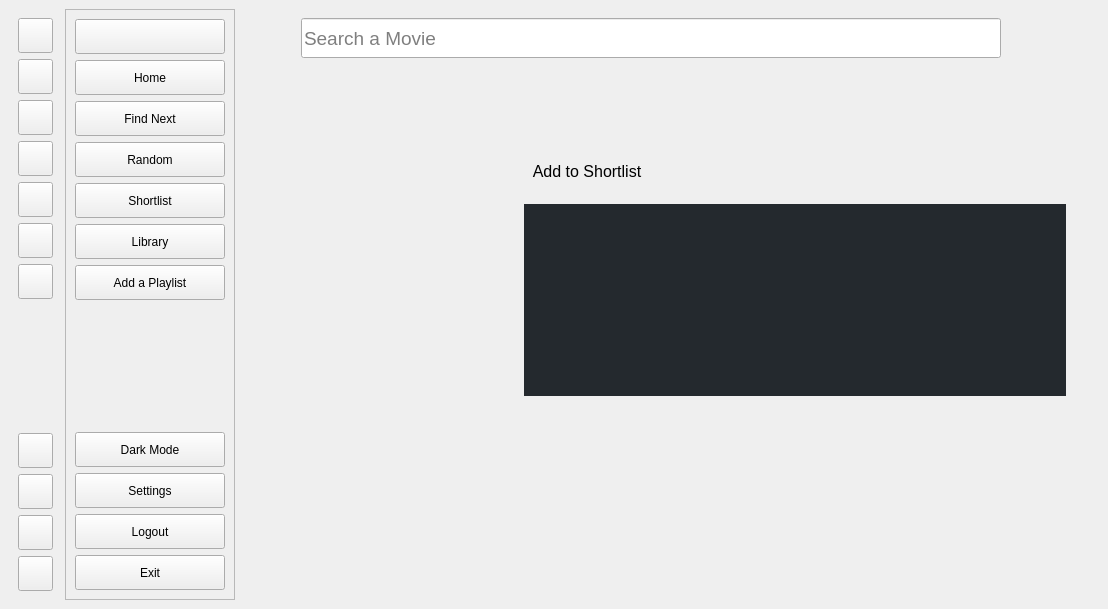
Qt form UI/ui_main.ui (lakshya076/Cinematch) before a commit.
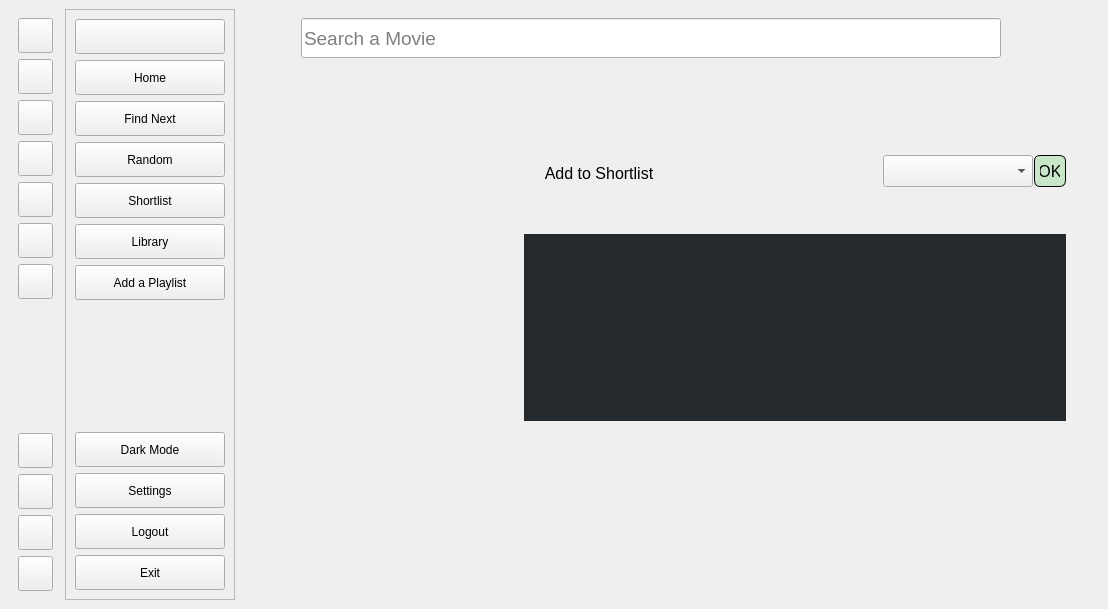
The same form after that commit. The open tabs and pages were chosen to show the change. Icons and pictures are not drawn. Custom widgets are drawn as their Qt base class.

Commit message: add to another playlist done (works only once for a movie)

```diff
--- a/UI/ui_main.ui
+++ b/UI/ui_main.ui
@@ -2391,8 +2391,23 @@
                </item>
                <item>
                 <layout class="QHBoxLayout" name="horizontalLayout_14">
+                 <property name="spacing">
+                  <number>1</number>
+                 </property>
                  <item>
                   <widget class="QPushButton" name="display_add_toshortlist">
+                   <property name="minimumSize">
+                    <size>
+                     <width>150</width>
+                     <height>32</height>
+                    </size>
+                   </property>
+                   <property name="maximumSize">
+                    <size>
+                     <width>32</width>
+                     <height>32</height>
+                    </size>
+                   </property>
                    <property name="cursor">
                     <cursorShape>PointingHandCursor</cursorShape>
                    </property>
@@ -2437,8 +2452,58 @@
                    </property>
                   </spacer>
                  </item>
+                 <item>
+                  <widget class="QComboBox" name="display_combo">
+                   <property name="minimumSize">
+                    <size>
+                     <width>150</width>
+                     <height>32</height>
+                    </size>
+                   </property>
+                   <property name="styleSheet">
+                    <string notr="true">font:12pt;
+                     color:black;
+                    </string>
+                   </property>
+                  </widget>
+                 </item>
+                 <item>
+                  <widget class="QPushButton" name="display_anotherplaylist_but">
+                   <property name="maximumSize">
+                    <size>
+                     <width>32</width>
+                     <height>32</height>
+                    </size>
+                   </property>
+                   <property name="cursor">
+                    <cursorShape>PointingHandCursor</cursorShape>
+                   </property>
+                   <property name="styleSheet">
+                    <string notr="true">background-color:rgba(200,230,200);
+                     color:#000;
+                     font:12pt;
+                     border: 1px solid black;
+                     padding:5px;
+                     border-radius:6px;
+                    </string>
+                   </property>
+                   <property name="text">
+                    <string>OK</string>
+                   </property>
+                  </widget>
+                 </item>
                 </layout>
                </item>
+               <item>
+                <widget class="QLabel" name="display_add_label">
+                 <property name="styleSheet">
+                  <string notr="true">font:10pt;</string>
+                 </property>
+                 <property name="text">
+                  <string/>
+                 </property>
+                </widget>
+               </item>
                <item>
                 <widget class="QTextBrowser" name="display_overview">
                  <property name="styleSheet">
```
Left out of the diff: 99 changed lines with no effect on the pictures. The commit also changes 2 other files.
